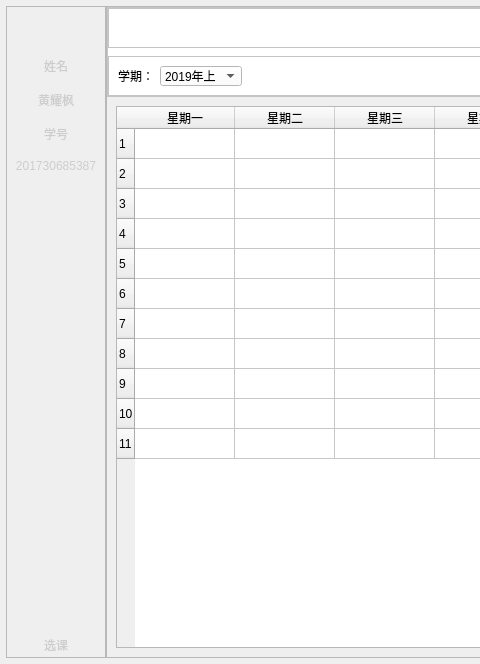
Qt form Client/mainwin.ui (NichtsHsu/SelectCourse) before a commit; both pictures show x 0 to 480 and y 0 to 664 of the 1173 by 664 pixel window.
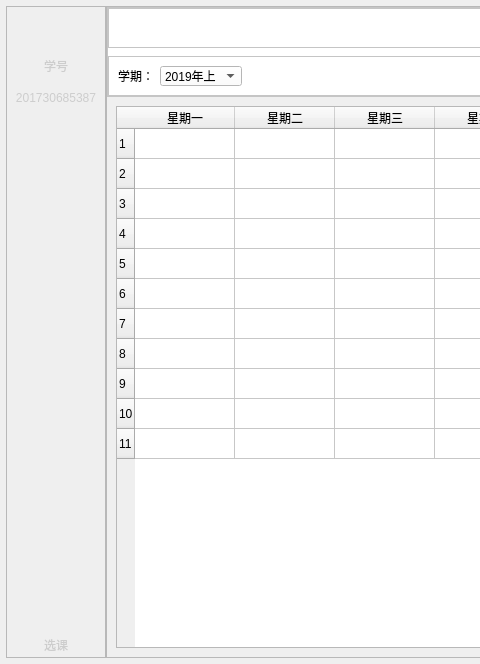
The same form after that commit. Icons and pictures are not drawn.

Diff of the .ui file:
```diff
--- a/Client/mainwin.ui
+++ b/Client/mainwin.ui
@@ -90,79 +90,6 @@
           </property>
          </spacer>
         </item>
-        <item>
-         <widget class="QLabel" name="label">
-          <property name="sizePolicy">
-           <sizepolicy hsizetype="Preferred" vsizetype="Preferred">
-            <horstretch>0</horstretch>
-            <verstretch>0</verstretch>
-           </sizepolicy>
-          </property>
-          <property name="styleSheet">
-           <string notr="true">color: rgb(205, 205, 205);</string>
-          </property>
-          <property name="frameShape">
-           <enum>QFrame::NoFrame</enum>
-          </property>
-          <property name="frameShadow">
-           <enum>QFrame::Plain</enum>
-          </property>
-          <property name="text">
-           <string>姓名</string>
-          </property>
-          <property name="textFormat">
-           <enum>Qt::AutoText</enum>
-          </property>
-          <property name="alignment">
-           <set>Qt::AlignCenter</set>
-          </property>
-         </widget>
-        </item>
-        <item>
-         <spacer name="verticalSpacer_2">
-          <property name="orientation">
-           <enum>Qt::Vertical</enum>
-          </property>
-          <property name="sizeType">
-           <enum>QSizePolicy::Fixed</enum>
-          </property>
-          <property name="sizeHint" stdset="0">
-           <size>
-            <width>20</width>
-            <height>10</height>
-           </size>
-          </property>
-         </spacer>
-        </item>
-        <item>
-         <widget class="QLabel" name="label_5">
-          <property name="styleSheet">
-           <string notr="true">color: rgb(205, 205, 205);</string>
-          </property>
-          <property name="text">
-           <string>黄耀枫</string>
-          </property>
-          <property name="alignment">
-           <set>Qt::AlignCenter</set>
-          </property>
-         </widget>
-        </item>
-        <item>
-         <spacer name="verticalSpacer_3">
-          <property name="orientation">
-           <enum>Qt::Vertical</enum>
-          </property>
-          <property name="sizeType">
-           <enum>QSizePolicy::Fixed</enum>
-          </property>
-          <property name="sizeHint" stdset="0">
-           <size>
-            <width>20</width>
-            <height>10</height>
-           </size>
-          </property>
-         </spacer>
-        </item>
         <item>
          <widget class="QLabel" name="label_2">
           <property name="cursor">
```
